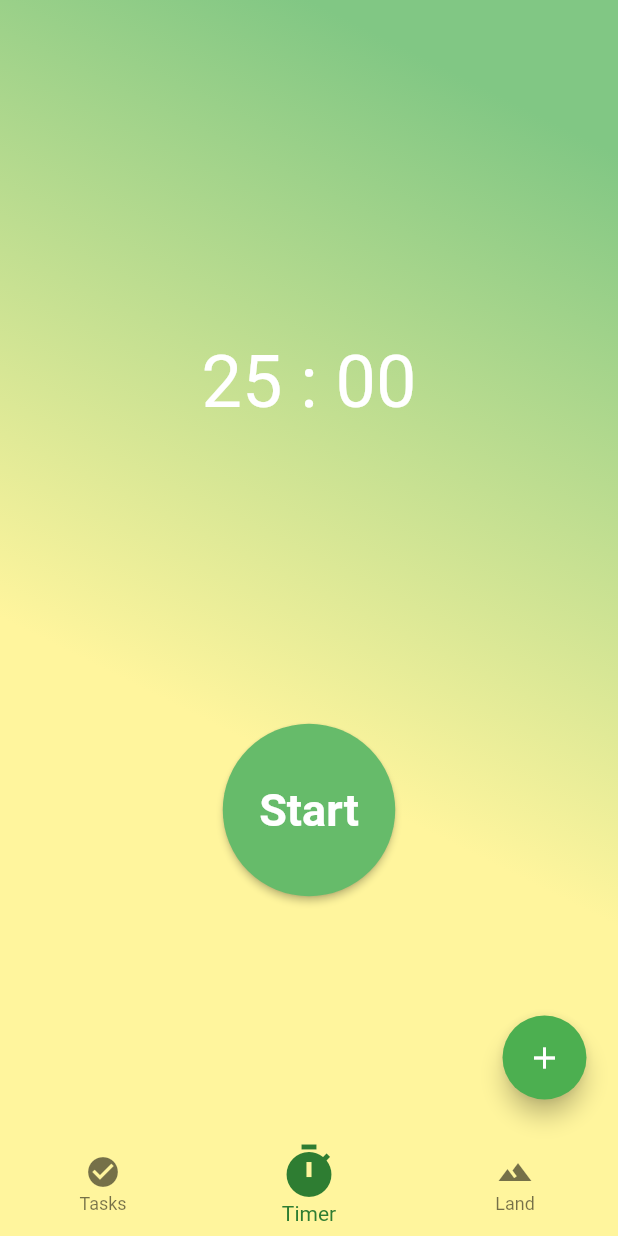
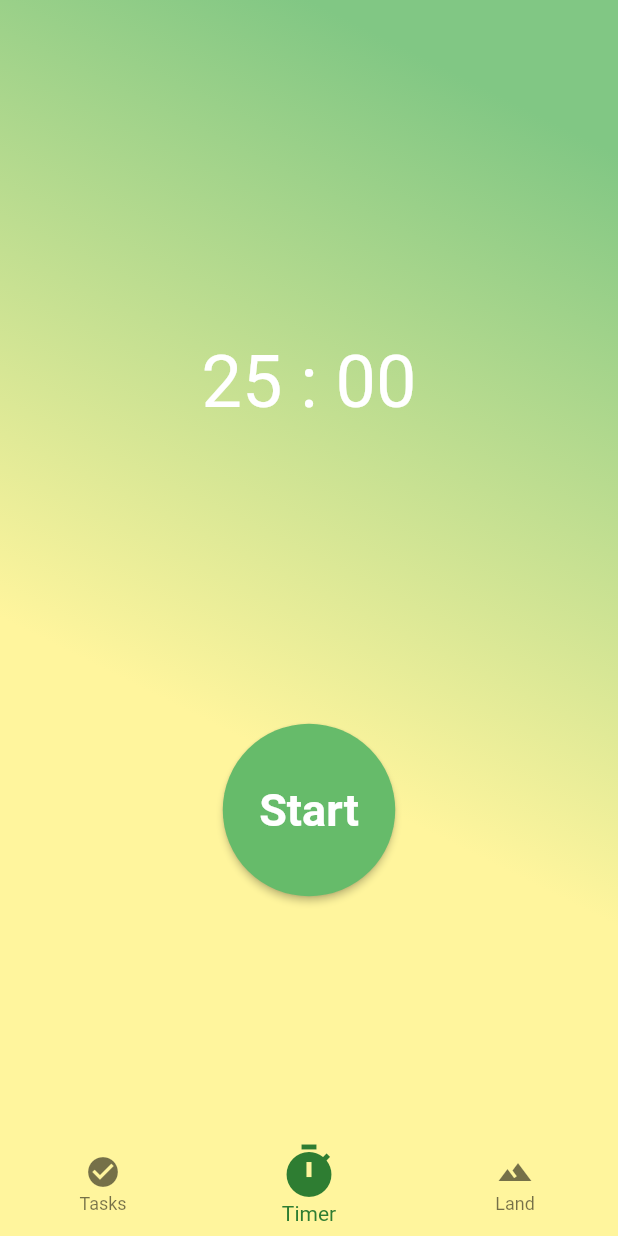
Before and after one commit to sirasitxp/nurtureland, a Flutter app: the screen it shows after launch, on a phone screen of 412 x 824 dp. Run offline on Flutter 3.47's test engine with Material 2 defaults, Android fonts, the phone set to English and light mode, and no system bars; our stand-ins replace circular_countdown_timer, roundcheckbox; missing offline and left inert: flutter_circular_slider, flutter_cube, horizontal_card_pager, image_sequence_animator.

Commit message:
Made the floating action button disappeared at other tabs

```diff
--- a/lib/screens/welcome_screen.dart
+++ b/lib/screens/welcome_screen.dart
@@ -68,6 +68,10 @@ class _MyHomePageState extends State<MyHomePage> {
     });
   }
 
+  void addTodo() {
+    //  Add Todo list
+  }
+
   @override
   void initState() {
     // TODO: implement initState
@@ -81,13 +85,13 @@ class _MyHomePageState extends State<MyHomePage> {
     return Scaffold(
       floatingActionButton: Padding(
         padding: const EdgeInsets.only(bottom: 75, right: 5),
-        child: FloatingActionButton(
-          child: Icon(Icons.add),
-          onPressed: () {
-            // Add Todo list
-          },
-          backgroundColor: Colors.green,
-        ),
+        child: (_selectedIndex == 0)
+            ? FloatingActionButton(
+                child: Icon(Icons.add),
+                onPressed: addTodo,
+                backgroundColor: Colors.green,
+              )
+            : Container(),
       ),
       body: Stack(children: [
         (_selectedIndex == 0)
```
